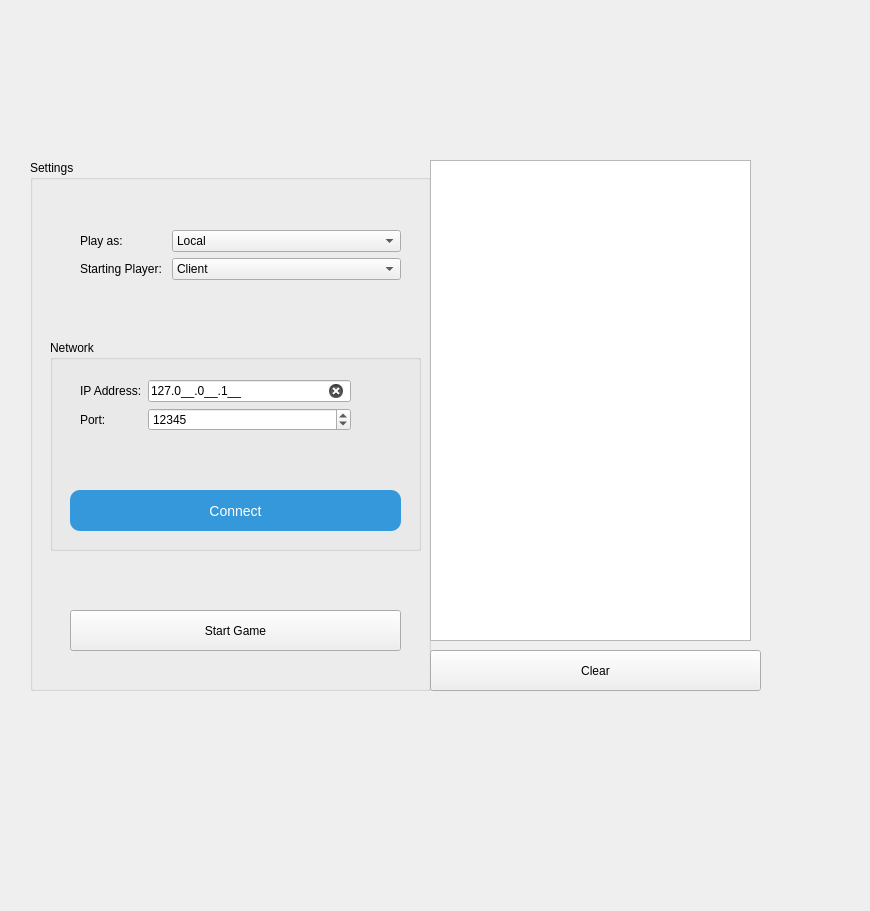
Before: the Qt Designer form schach/schachgui.ui in Charly-62/QtChessApp, drawn with Qt 5.
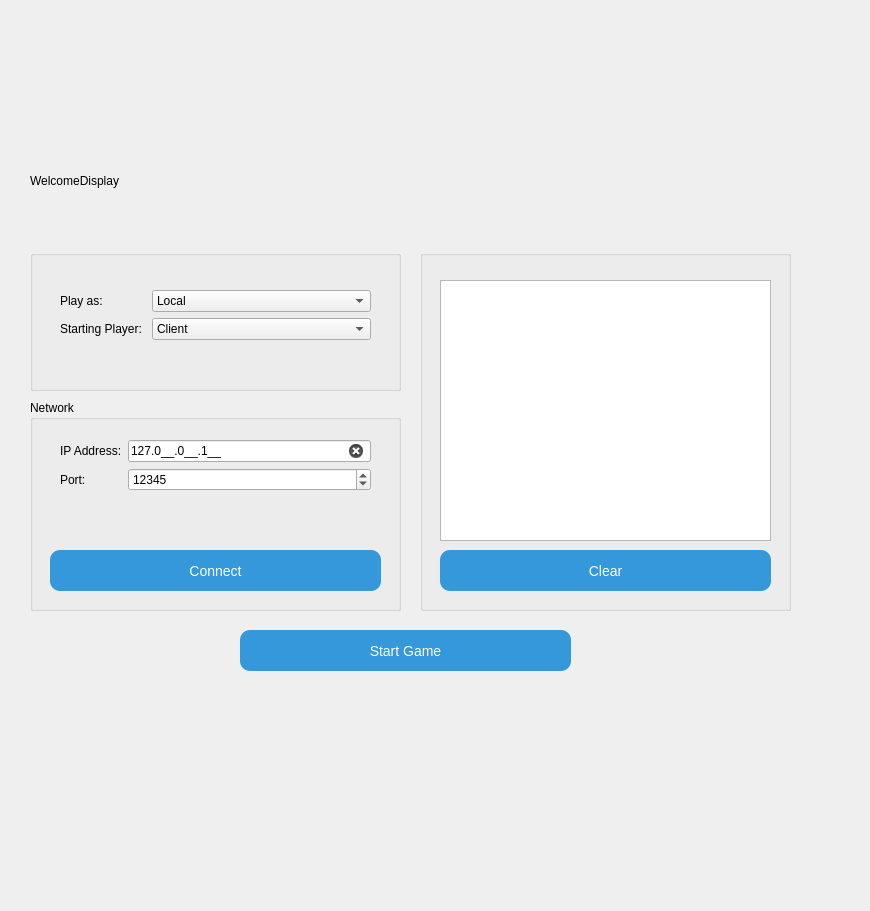
After: the same form once the commit is applied. The open tabs and pages were chosen to show the change.

```diff
--- a/schach/schachgui.ui
+++ b/schach/schachgui.ui
@@ -25,7 +25,7 @@
   <widget class="QStackedWidget" name="GAME">
    <property name="geometry">
     <rect>
-     <x>0</x>
+     <x>10</x>
      <y>10</y>
      <width>791</width>
      <height>911</height>
@@ -38,23 +38,11 @@
     <number>0</number>
    </property>
    <widget class="QWidget" name="initalpage">
-    <widget class="QGroupBox" name="groupBox">
-     <property name="geometry">
-      <rect>
-       <x>30</x>
-       <y>150</y>
-       <width>401</width>
-       <height>531</height>
-      </rect>
-     </property>
-     <property name="title">
-      <string>Settings</string>
-     </property>
      <widget class="QGroupBox" name="grpNetwork">
       <property name="geometry">
        <rect>
         <x>20</x>
-        <y>180</y>
+       <y>390</y>
         <width>371</width>
         <height>211</height>
        </rect>
@@ -67,7 +55,7 @@
         <rect>
          <x>30</x>
          <y>40</y>
-         <width>271</width>
+        <width>311</width>
          <height>81</height>
         </rect>
        </property>
@@ -149,35 +137,59 @@
        </property>
       </widget>
      </widget>
+    <widget class="QPushButton" name="bStart">
+     <property name="geometry">
+      <rect>
+       <x>230</x>
+       <y>620</y>
+       <width>331</width>
+       <height>41</height>
+      </rect>
+     </property>
+     <property name="styleSheet">
+      <string notr="true">QPushButton {
+    background-color: #3498db;
+    color: white;
+    border-radius: 10px;
+    padding: 5px;
+    font-size: 14px;
+}
+
+QPushButton:hover {
+    background-color: #2980b9;
+}
+
+QPushButton:pressed {
+    background-color: #1c598a;
+}
+</string>
+     </property>
+     <property name="text">
+      <string>Start Game</string>
+     </property>
+    </widget>
+    <widget class="QGroupBox" name="groupBox">
+     <property name="geometry">
+      <rect>
+       <x>20</x>
+       <y>240</y>
+       <width>371</width>
+       <height>141</height>
+      </rect>
+     </property>
+     <property name="title">
+      <string/>
+     </property>
      <widget class="QWidget" name="formLayoutWidget_2">
       <property name="geometry">
        <rect>
-        <x>50</x>
-        <y>70</y>
-        <width>321</width>
+        <x>30</x>
+        <y>40</y>
+        <width>311</width>
         <height>70</height>
        </rect>
       </property>
       <layout class="QFormLayout" name="formLayout_2">
-       <item row="0" column="1">
-        <widget class="QComboBox" name="cbHostClient">
-         <item>
-          <property name="text">
-           <string>Local</string>
-          </property>
-         </item>
-         <item>
-          <property name="text">
-           <string>Client</string>
-          </property>
-         </item>
-         <item>
-          <property name="text">
-           <string>Server</string>
-          </property>
-         </item>
-        </widget>
-       </item>
        <item row="0" column="0">
         <widget class="QLabel" name="lblHostClient">
          <property name="text">
@@ -185,6 +197,25 @@
          </property>
         </widget>
        </item>
+       <item row="0" column="1">
+        <widget class="QComboBox" name="cbHostClient">
+         <item>
+          <property name="text">
+           <string>Local</string>
+          </property>
+         </item>
+         <item>
+          <property name="text">
+           <string>Client</string>
+          </property>
+         </item>
+         <item>
+          <property name="text">
+           <string>Server</string>
+          </property>
+         </item>
+        </widget>
+       </item>
        <item row="1" column="0">
         <widget class="QLabel" name="lblStartingPlayer">
          <property name="text">
@@ -208,43 +239,74 @@
        </item>
       </layout>
      </widget>
-     <widget class="QPushButton" name="bStart">
+    </widget>
+    <widget class="QLabel" name="DisplayGame">
       <property name="geometry">
        <rect>
-        <x>40</x>
-        <y>450</y>
-        <width>331</width>
-        <height>41</height>
+       <x>20</x>
+       <y>130</y>
+       <width>761</width>
+       <height>81</height>
        </rect>
       </property>
       <property name="text">
-       <string>Start Game</string>
-      </property>
-     </widget>
-    </widget>
-    <widget class="QListWidget" name="lstNetzwerkConsole">
+      <string>WelcomeDisplay</string>
+     </property>
+    </widget>
+    <widget class="QGroupBox" name="groupBox_2">
      <property name="geometry">
       <rect>
-       <x>430</x>
-       <y>150</y>
-       <width>321</width>
-       <height>481</height>
+       <x>410</x>
+       <y>240</y>
+       <width>371</width>
+       <height>361</height>
       </rect>
      </property>
-    </widget>
+     <property name="title">
+      <string/>
+     </property>
     <widget class="QPushButton" name="pbClear">
      <property name="geometry">
       <rect>
-       <x>430</x>
-       <y>640</y>
+        <x>20</x>
+        <y>300</y>
        <width>331</width>
        <height>41</height>
       </rect>
      </property>
+      <property name="styleSheet">
+       <string notr="true">QPushButton {
+    background-color: #3498db;
+    color: white;
+    border-radius: 10px;
+    padding: 5px;
+    font-size: 14px;
+}
+
+QPushButton:hover {
+    background-color: #2980b9;
+}
+
+QPushButton:pressed {
+    background-color: #1c598a;
+}
+</string>
+      </property>
      <property name="text">
       <string>Clear</string>
      </property>
     </widget>
+     <widget class="QListWidget" name="lstNetzwerkConsole">
+      <property name="geometry">
+       <rect>
+        <x>20</x>
+        <y>30</y>
+        <width>331</width>
+        <height>261</height>
+       </rect>
+      </property>
+     </widget>
+    </widget>
    </widget>
    <widget class="QWidget" name="gamepage">
     <widget class="QStackedWidget" name="swpawnpromotion">
```
Left out of the diff: 42 changed lines with no effect on the pictures. Lines whose indentation alone changed are shown as unchanged.
